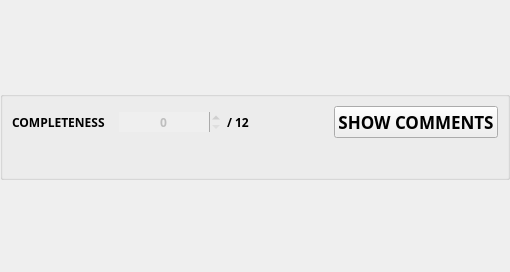
Above: TurboGrade/ui/criteriongradecard.ui from wassgha/TurboGrade before the change. Below: the same form after it.
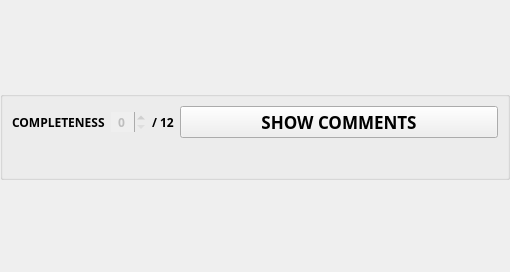
That is the form after the change.

The edit to the form file:
```diff
--- a/TurboGrade/ui/criteriongradecard.ui
+++ b/TurboGrade/ui/criteriongradecard.ui
@@ -103,6 +103,12 @@
        <layout class="QHBoxLayout" name="horizontal_layout_2">
         <item>
          <widget class="QLabel" name="title">
+          <property name="sizePolicy">
+           <sizepolicy hsizetype="Fixed" vsizetype="Preferred">
+            <horstretch>0</horstretch>
+            <verstretch>0</verstretch>
+           </sizepolicy>
+          </property>
           <property name="font">
            <font>
             <weight>75</weight>
@@ -119,6 +125,12 @@
           <property name="enabled">
            <bool>false</bool>
           </property>
+          <property name="sizePolicy">
+           <sizepolicy hsizetype="Fixed" vsizetype="Fixed">
+            <horstretch>0</horstretch>
+            <verstretch>0</verstretch>
+           </sizepolicy>
+          </property>
           <property name="wrapping">
            <bool>false</bool>
           </property>
@@ -144,6 +156,12 @@
         </item>
         <item>
          <widget class="QLabel" name="out_of">
+          <property name="sizePolicy">
+           <sizepolicy hsizetype="Fixed" vsizetype="Preferred">
+            <horstretch>0</horstretch>
+            <verstretch>0</verstretch>
+           </sizepolicy>
+          </property>
           <property name="text">
            <string>/ 12</string>
           </property>
```
